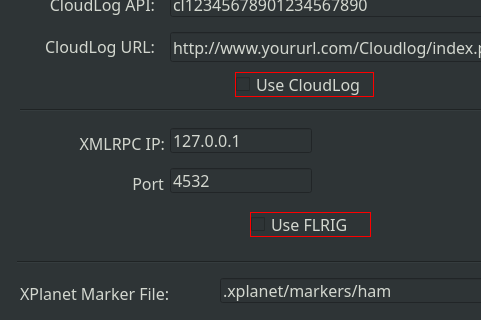
First picture: the form in settings.ui, repository mbridak/WinterFieldDayLogger, before the edit; both pictures show x 0 to 481 and y 208 to 528 of the 599 by 610 pixel window.
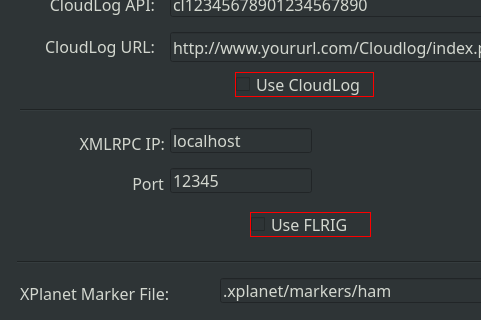
Second picture: the form after the edit.

Commit message: Fix: settings.ui changed xmlrpc server port

Diff of the .ui file:
```diff
--- a/settings.ui
+++ b/settings.ui
@@ -419,7 +419,7 @@
     </font>
    </property>
    <property name="text">
-    <string>127.0.0.1</string>
+    <string>localhost</string>
    </property>
   </widget>
   <widget class="QLineEdit" name="rigcontrolport_field">
@@ -440,7 +440,7 @@
     </font>
    </property>
    <property name="text">
-    <string>4532</string>
+    <string>12345</string>
    </property>
   </widget>
   <widget class="Line" name="line">
```
